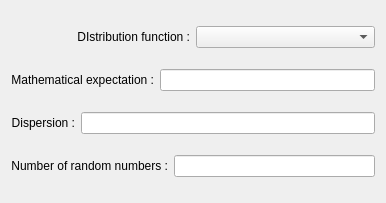
Qt form src/gui/ui/random_parameters_form.ui (YuriyRusinov/Histogram) before a commit.
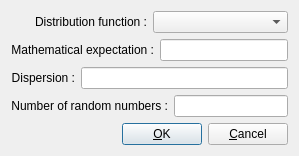
The same form after that commit.

Commit message: Random numbers generator.

```diff
--- a/src/gui/ui/random_parameters_form.ui
+++ b/src/gui/ui/random_parameters_form.ui
@@ -1,13 +1,13 @@
 <?xml version="1.0" encoding="UTF-8"?>
 <ui version="4.0">
  <class>random_parameters_form</class>
- <widget class="QWidget" name="random_parameters_form">
+ <widget class="QDialog" name="random_parameters_form">
   <property name="geometry">
    <rect>
     <x>0</x>
     <y>0</y>
-    <width>386</width>
-    <height>203</height>
+    <width>299</width>
+    <height>152</height>
    </rect>
   </property>
   <property name="windowTitle">
@@ -19,7 +19,7 @@
      <item>
       <widget class="QLabel" name="lDIstr">
        <property name="text">
-        <string>&lt;html&gt;&lt;head/&gt;&lt;body&gt;&lt;p&gt;DIstribution function :&lt;/p&gt;&lt;/body&gt;&lt;/html&gt;</string>
+        <string>&lt;html&gt;&lt;head/&gt;&lt;body&gt;&lt;p&gt;Distribution function :&lt;/p&gt;&lt;/body&gt;&lt;/html&gt;</string>
        </property>
        <property name="alignment">
         <set>Qt::AlignRight|Qt::AlignTrailing|Qt::AlignVCenter</set>
@@ -82,6 +82,37 @@
      </item>
     </layout>
    </item>
+   <item row="4" column="0">
+    <layout class="QHBoxLayout" name="horizontalLayout_2">
+     <item>
+      <spacer name="pbHorizontalSpacer">
+       <property name="orientation">
+        <enum>Qt::Horizontal</enum>
+       </property>
+       <property name="sizeHint" stdset="0">
+        <size>
+         <width>40</width>
+         <height>20</height>
+        </size>
+       </property>
+      </spacer>
+     </item>
+     <item>
+      <widget class="QPushButton" name="pbOk">
+       <property name="text">
+        <string>&amp;OK</string>
+       </property>
+      </widget>
+     </item>
+     <item>
+      <widget class="QPushButton" name="pbCancel">
+       <property name="text">
+        <string>&amp;Cancel</string>
+       </property>
+      </widget>
+     </item>
+    </layout>
+   </item>
   </layout>
  </widget>
  <resources/>
```
Left out of the diff: 4 changed lines with no effect on the pictures. The commit also changes 13 other files.
